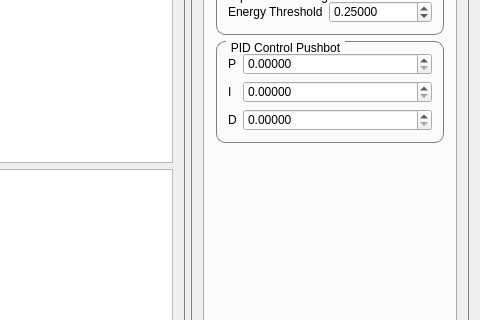
The window that VisInfProc/mainwindow.ui (rottaca/VisInfProcProjectSeminar) describes before a commit, drawn with Qt 5; both pictures show x 327 to 807 and y 173 to 493 of the 807 by 780 pixel window.
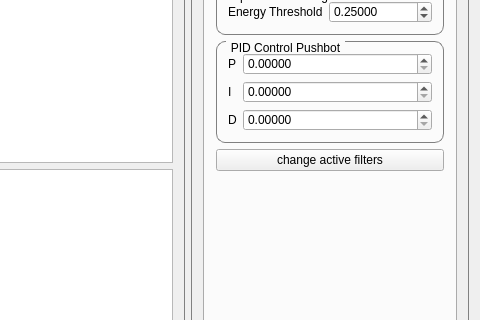
The same window after the commit. The open tabs and pages were chosen to show the change. Icons and pictures are not drawn. Custom widgets are drawn as their Qt base class.

Commit message: Added new dialog to select active filters.

```diff
--- a/VisInfProc/mainwindow.ui
+++ b/VisInfProc/mainwindow.ui
@@ -470,6 +470,13 @@
              </layout>
             </widget>
            </item>
+           <item>
+            <widget class="QPushButton" name="b_changeActiveFilters">
+             <property name="text">
+              <string>change active filters</string>
+             </property>
+            </widget>
+           </item>
            <item>
             <spacer name="verticalSpacer_2">
              <property name="orientation">
```
The commit also changes 7 other files.
